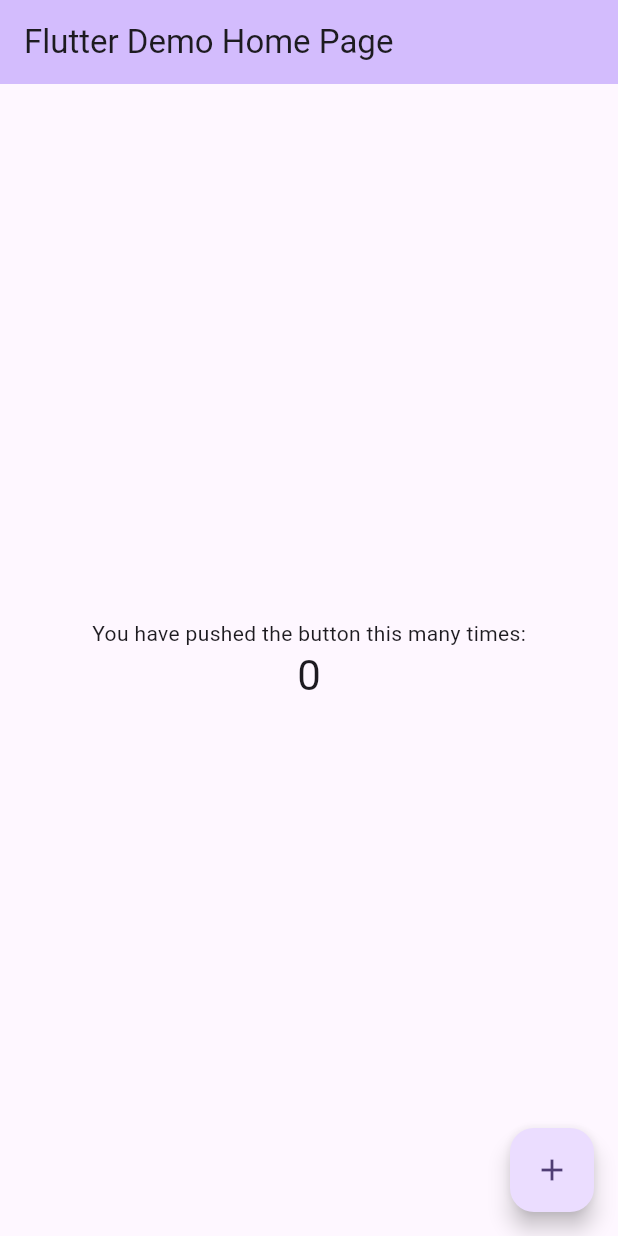
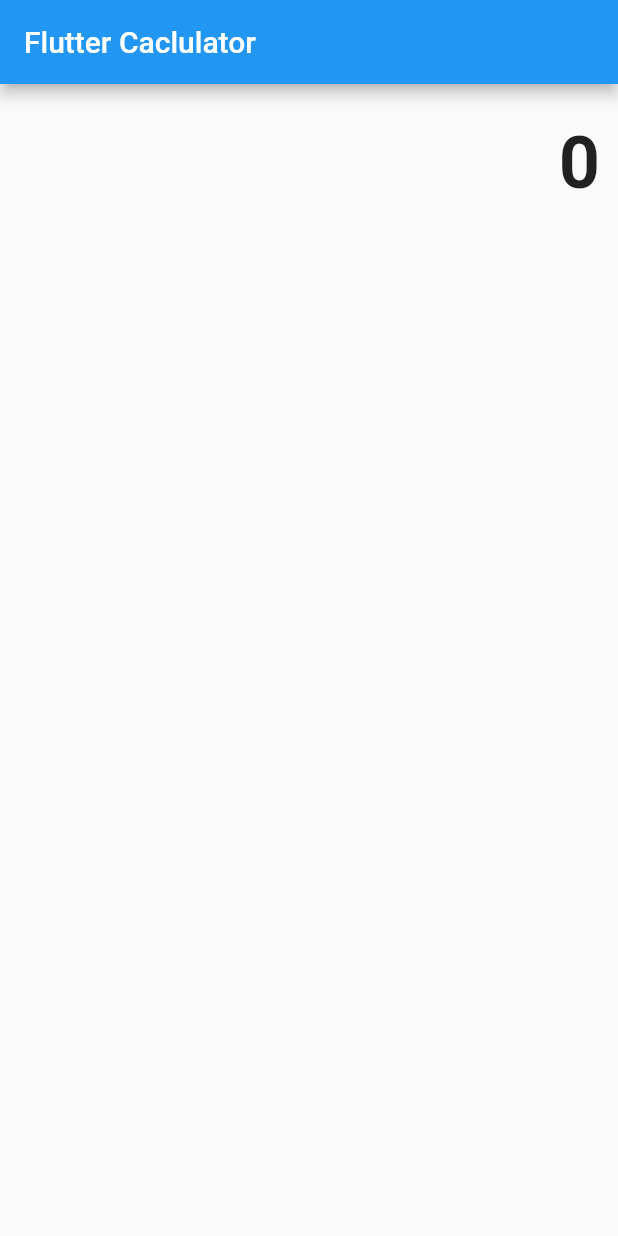
Before and after one commit to VishwasPrabhu18/Flutter-Calculator, a Flutter app: the screen it shows after launch, on a phone screen of 412 x 824 dp. Run offline on Flutter 3.47's test engine with Material 2 defaults, Android fonts, the phone set to English and light mode, and no system bars.

Commit message:
second commit

```diff
--- a/lib/main.dart
+++ b/lib/main.dart
@@ -1,125 +1,50 @@
 import 'package:flutter/material.dart';
 
-void main() {
-  runApp(const MyApp());
-}
+void main() => runApp(const MyApp());
 
 class MyApp extends StatelessWidget {
   const MyApp({super.key});
 
-  // This widget is the root of your application.
   @override
   Widget build(BuildContext context) {
     return MaterialApp(
-      title: 'Flutter Demo',
+      title: "Calculator",
+      debugShowCheckedModeBanner: false,
       theme: ThemeData(
-        // This is the theme of your application.
-        //
-        // TRY THIS: Try running your application with "flutter run". You'll see
-        // the application has a blue toolbar. Then, without quitting the app,
-        // try changing the seedColor in the colorScheme below to Colors.green
-        // and then invoke "hot reload" (save your changes or press the "hot
-        // reload" button in a Flutter-supported IDE, or press "r" if you used
-        // the command line to start the app).
-        //
-        // Notice that the counter didn't reset back to zero; the application
-        // state is not lost during the reload. To reset the state, use hot
-        // restart instead.
-        //
-        // This works for code too, not just values: Most code changes can be
-        // tested with just a hot reload.
-        colorScheme: ColorScheme.fromSeed(seedColor: Colors.deepPurple),
-        useMaterial3: true,
+        primarySwatch: Colors.blue,
       ),
-      home: const MyHomePage(title: 'Flutter Demo Home Page'),
+      home: const CalculatorPage(title: "Flutter Caclulator"),
     );
   }
 }
 
-class MyHomePage extends StatefulWidget {
-  const MyHomePage({super.key, required this.title});
-
-  // This widget is the home page of your application. It is stateful, meaning
-  // that it has a State object (defined below) that contains fields that affect
-  // how it looks.
-
-  // This class is the configuration for the state. It holds the values (in this
-  // case the title) provided by the parent (in this case the App widget) and
-  // used by the build method of the State. Fields in a Widget subclass are
-  // always marked "final".
-
+class CalculatorPage extends StatefulWidget {
   final String title;
+  const CalculatorPage({super.key, required this.title});
 
   @override
-  State<MyHomePage> createState() => _MyHomePageState();
+  State<CalculatorPage> createState() => _CalculatorPageState();
 }
 
-class _MyHomePageState extends State<MyHomePage> {
-  int _counter = 0;
-
-  void _incrementCounter() {
-    setState(() {
-      // This call to setState tells the Flutter framework that something has
-      // changed in this State, which causes it to rerun the build method below
-      // so that the display can reflect the updated values. If we changed
-      // _counter without calling setState(), then the build method would not be
-      // called again, and so nothing would appear to happen.
-      _counter++;
-    });
-  }
-
+class _CalculatorPageState extends State<CalculatorPage> {
   @override
   Widget build(BuildContext context) {
-    // This method is rerun every time setState is called, for instance as done
-    // by the _incrementCounter method above.
-    //
-    // The Flutter framework has been optimized to make rerunning build methods
-    // fast, so that you can just rebuild anything that needs updating rather
-    // than having to individually change instances of widgets.
     return Scaffold(
       appBar: AppBar(
-        // TRY THIS: Try changing the color here to a specific color (to
-        // Colors.amber, perhaps?) and trigger a hot reload to see the AppBar
-        // change color while the other colors stay the same.
-        backgroundColor: Theme.of(context).colorScheme.inversePrimary,
-        // Here we take the value from the MyHomePage object that was created by
-        // the App.build method, and use it to set our appbar title.
         title: Text(widget.title),
       ),
-      body: Center(
-        // Center is a layout widget. It takes a single child and positions it
-        // in the middle of the parent.
-        child: Column(
-          // Column is also a layout widget. It takes a list of children and
-          // arranges them vertically. By default, it sizes itself to fit its
-          // children horizontally, and tries to be as tall as its parent.
-          //
-          // Column has various properties to control how it sizes itself and
-          // how it positions its children. Here we use mainAxisAlignment to
-          // center the children vertically; the main axis here is the vertical
-          // axis because Columns are vertical (the cross axis would be
-          // horizontal).
-          //
-          // TRY THIS: Invoke "debug painting" (choose the "Toggle Debug Paint"
-          // action in the IDE, or press "p" in the console), to see the
-          // wireframe for each widget.
-          mainAxisAlignment: MainAxisAlignment.center,
-          children: <Widget>[
-            const Text(
-              'You have pushed the button this many times:',
+      body: Column(
+        children: <Widget>[
+          Container(
+            alignment: Alignment.centerRight,
+            padding: const EdgeInsets.symmetric(vertical: 24.0, horizontal: 12.0),
+            child: const Text("0", style: TextStyle(
+              fontSize: 48.0,
+              fontWeight: FontWeight.bold
             ),
-            Text(
-              '$_counter',
-              style: Theme.of(context).textTheme.headlineMedium,
             ),
-          ],
-        ),
-      ),
-      floatingActionButton: FloatingActionButton(
-        onPressed: _incrementCounter,
-        tooltip: 'Increment',
-        child: const Icon(Icons.add),
-      ), // This trailing comma makes auto-formatting nicer for build methods.
+          )
+        ]),
     );
   }
 }
```
